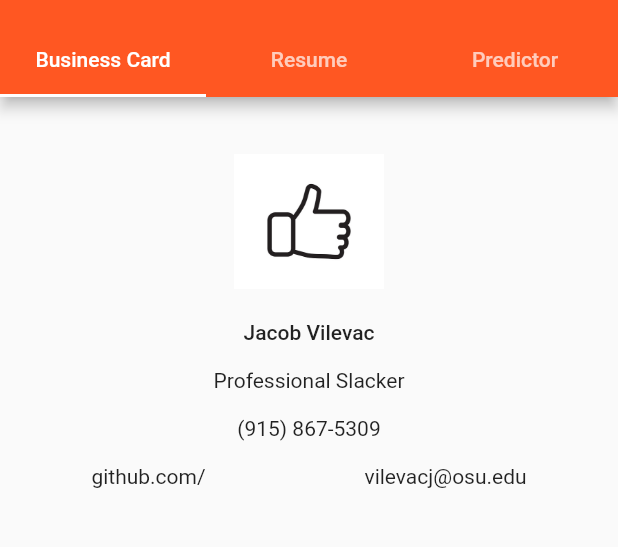
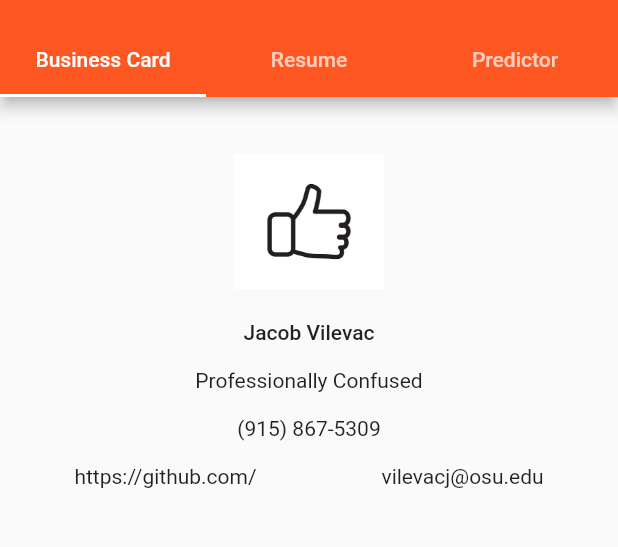
Before and after one commit to cranberriez/flutter_project_3, a Flutter app: the screen it shows after launch, on a phone screen of 412 x 824 dp, the part 59-606 px from its top. Run offline on Flutter 3.47's test engine with Material 2 defaults, Android fonts, the phone set to English and light mode, and no system bars.

Commit message:
altered scroll on resume and changed card text

```diff
--- a/lib/business_card.dart
+++ b/lib/business_card.dart
@@ -11,12 +11,12 @@ class BusinessCard extends StatelessWidget {
           SizedBox(height: 25),
           paddedItem(SizedBox(width: 100, height: 100, child: Image.asset('assets/images/thumbnail_photo.jpg'),)),
           paddedItem(Text("Jacob Vilevac", style: Theme.of(context).textTheme.labelLarge)),
-          paddedText("Professional Slacker"),
+          paddedText("Professionally Confused"),
           paddedText("(915) 867-5309"),
           paddedItem(Row(
             mainAxisAlignment: MainAxisAlignment.spaceAround,
             children: [
-              Center(child: Text("github.com/")),
+              Center(child: Text("https://github.com/")),
               Center(child: Text("vilevacj@osu.edu")),
           ])),
         ],
```
Also changed, not shown: lib/resume.dart (+6 -2 lines).
